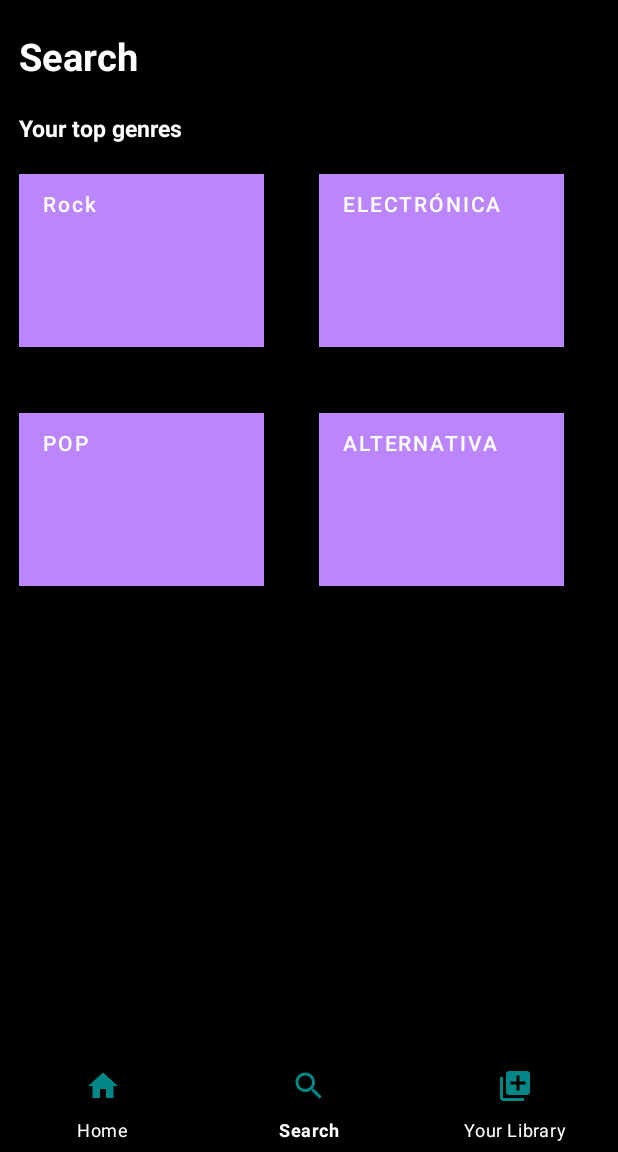
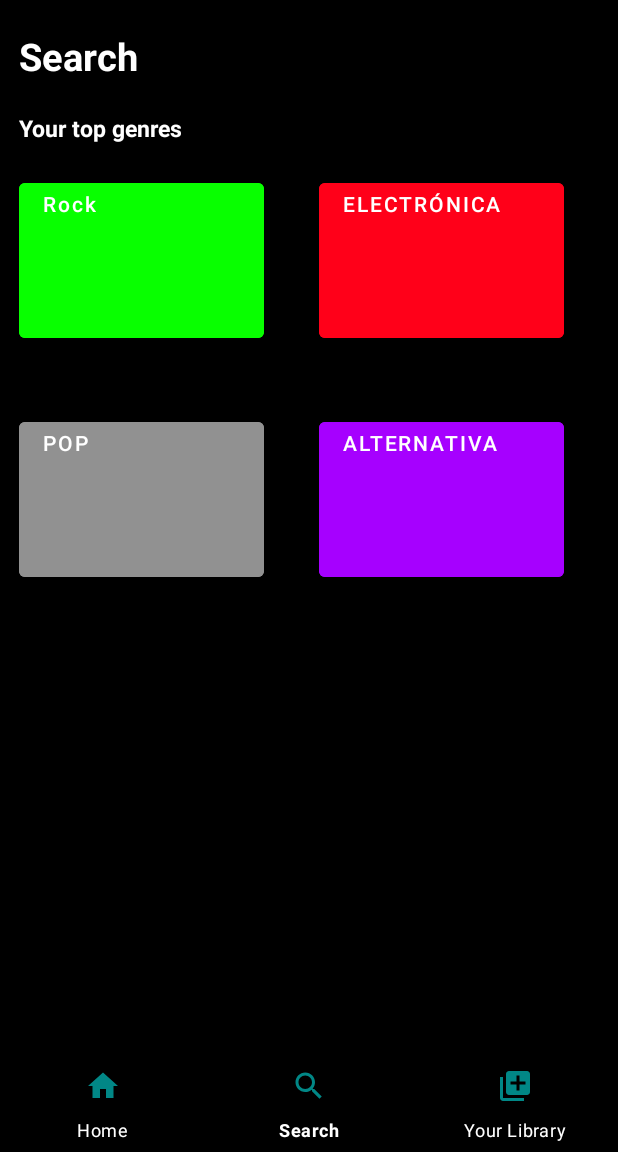
Before and after one commit to eliasalvarado/Laboratorio6, an Android app: the screen it shows after launch (MainActivity), item 2 of the bottom bar chosen, on a phone screen of 412 x 824 dp, the part 84-1236 px from its top. Run offline under Robolectric (Android 15) with nearby library versions, the phone set to English and light mode, and no system bars.

Commit message:
Cambios
Cambio de los colores del fragmento Search

```diff
--- a/Laboratorio 6/app/src/main/res/layout/fragment_search.xml
+++ b/Laboratorio 6/app/src/main/res/layout/fragment_search.xml
@@ -54,7 +54,6 @@
             android:layout_width="163dp"
             android:layout_height="115dp"
             android:layout_marginTop="20dp"
-            android:background="@color/verde"
             android:backgroundTint="@color/verde"
             android:text="@string/rock"
             android:gravity="top"
@@ -62,14 +61,14 @@
             android:textColor="@color/white"
             app:layout_constraintStart_toStartOf="@id/lineaguia"
             app:layout_constraintTop_toBottomOf="@id/text_view_topgender"
-            app:strokeColor="@color/verde" />
+            />
 
         <Button
             android:id="@+id/genero2"
             android:layout_width="163dp"
             android:layout_height="115dp"
             android:layout_marginTop="20dp"
-            android:background="@color/rojo"
+            android:backgroundTint="@color/rojo"
             android:text="@string/electronica"
             android:gravity="top"
             android:textColor="@color/white"
@@ -81,7 +80,7 @@
             android:id="@+id/genero3"
             android:layout_width="163dp"
             android:layout_height="115dp"
-            android:background="@color/gris"
+            android:backgroundTint="@color/gris"
             android:text="@string/pop"
             android:gravity="top"
             android:textColor="@color/white"
@@ -93,7 +92,7 @@
             android:id="@+id/genero4"
             android:layout_width="163dp"
             android:layout_height="115dp"
-            android:background="@color/morado"
+            android:backgroundTint="@color/morado"
             android:text="@string/alternativa"
             android:gravity="top"
             android:textColor="@color/white"
```
